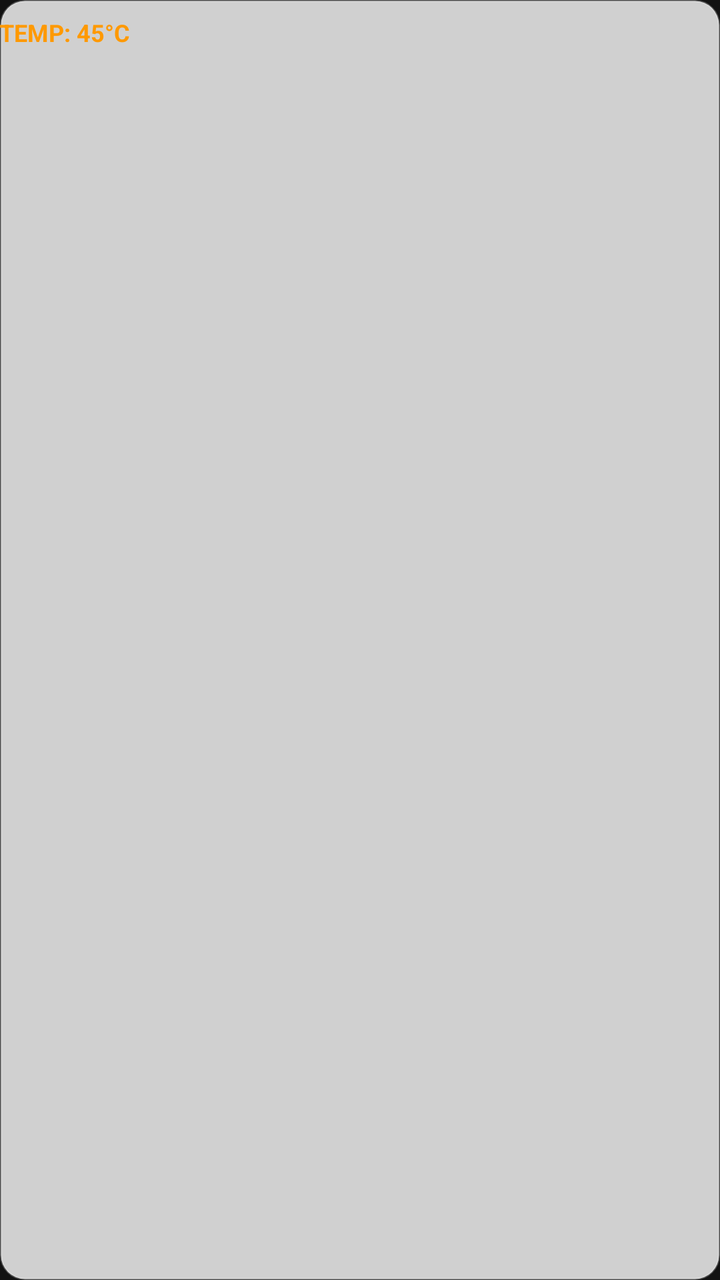
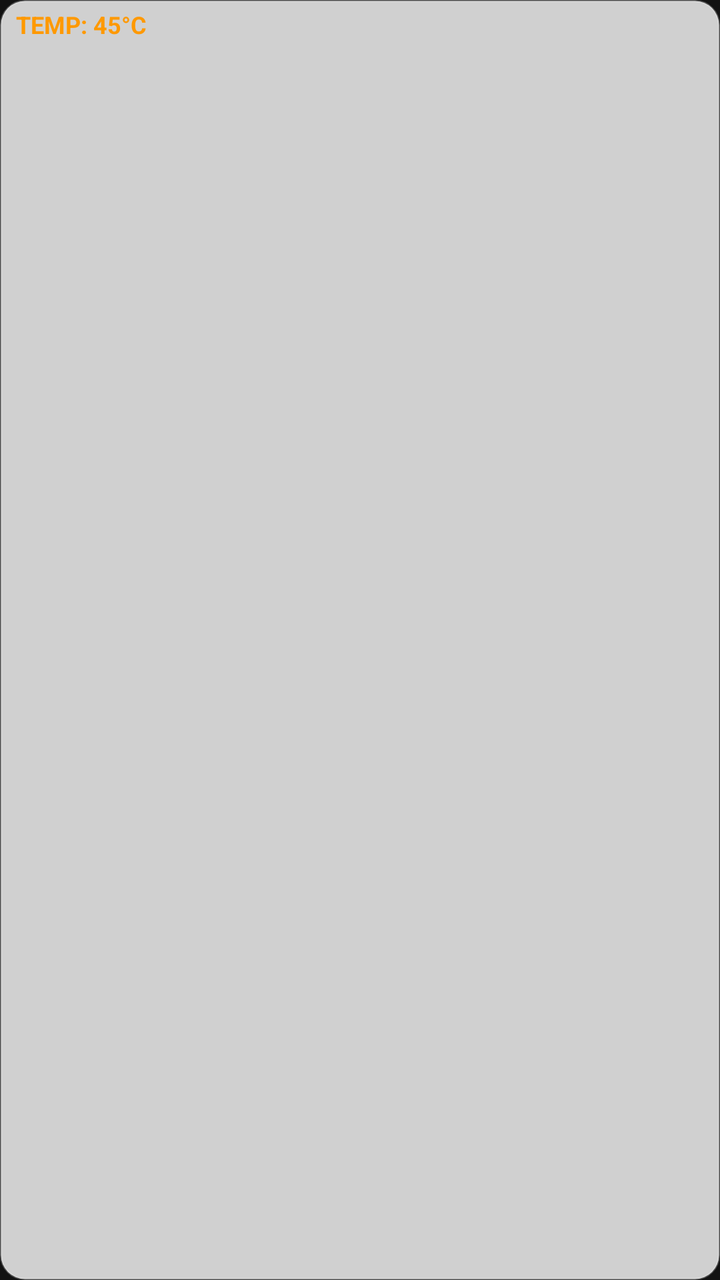

Screens rendered from an Android XML layout before and after an edit, with the pre-edit source and the edit as a unified diff.
<!-- AndroidManifest.xml: application theme Theme.NSlocalGames -->
<!-- res/layout/overlay_temp.xml -->
<?xml version="1.0" encoding="utf-8"?>
<LinearLayout xmlns:android="http://schemas.android.com/apk/res/android"
    android:layout_width="wrap_content"
    android:layout_height="wrap_content"
    android:background="@drawable/glass_panel"
    android:padding="8dp 4dp"
    android:orientation="horizontal">
    <TextView
        android:id="@+id/tv_temp"
        android:layout_width="wrap_content"
        android:layout_height="wrap_content"
        android:text="TEMP: 45°C"
        android:textColor="#FF9900"
        android:textSize="12sp"
        android:textStyle="bold"/>
</LinearLayout>
<!-- resources referenced by this layout -->
<resources>
  <!-- drawable glass_panel (drawable) -->
  <?xml version="1.0" encoding="utf-8"?>
  <shape xmlns:android="http://schemas.android.com/apk/res/android"
      android:shape="rectangle">
      <solid android:color="@color/glass_bg"/>
      <corners android:radius="12dp"/>
      <stroke android:width="1dp" android:color="@color/glass_border"/>
      <padding android:left="12dp" android:top="8dp" android:right="12dp" android:bottom="8dp"/>
  </shape>
  <style name="Theme.NSlocalGames" parent="Theme.Material3.Dark.NoActionBar">
          <item name="colorPrimary">@color/primary</item>
          <item name="colorOnPrimary">@color/white_cpu</item>
          <item name="colorAccent">@color/accent</item>
          <item name="android:windowBackground">@color/bg_dark</item>
          <item name="android:windowTranslucentStatus">true</item>
          <item name="android:windowTranslucentNavigation">true</item>
      </style>
  <color name="glass_bg">#CCFFFFFF</color>
  <color name="glass_border">#40FFFFFF</color>
  <color name="primary">#2196F3</color>
  <color name="white_cpu">#FFFFFF</color>
  <color name="accent">#00E5FF</color>
  <color name="bg_dark">#121212</color>
</resources>

<!-- the commit's change to res/layout/overlay_temp.xml (unified diff, before → after) -->
@@ -3,7 +3,10 @@
     android:layout_width="wrap_content"
     android:layout_height="wrap_content"
     android:background="@drawable/glass_panel"
-    android:padding="8dp 4dp"
+    android:paddingLeft="8dp"
+    android:paddingTop="4dp"
+    android:paddingRight="8dp"
+    android:paddingBottom="4dp"
     android:orientation="horizontal">
     <TextView
         android:id="@+id/tv_temp"
